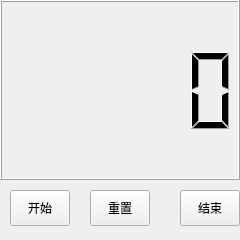
Old version of the form Project/countdowntimer.ui in the repository haiweng05/QtProject.
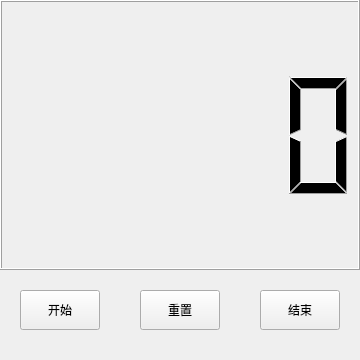
New version of the form.

What changed in the file:
```diff
--- a/Project/countdowntimer.ui
+++ b/Project/countdowntimer.ui
@@ -6,8 +6,8 @@
    <rect>
     <x>0</x>
     <y>0</y>
-    <width>240</width>
-    <height>240</height>
+    <width>360</width>
+    <height>360</height>
    </rect>
   </property>
   <property name="windowTitle">
@@ -18,18 +18,18 @@
     <rect>
      <x>0</x>
      <y>0</y>
-     <width>240</width>
-     <height>180</height>
+     <width>360</width>
+     <height>270</height>
     </rect>
    </property>
   </widget>
   <widget class="QPushButton" name="Start">
    <property name="geometry">
     <rect>
-     <x>10</x>
-     <y>190</y>
-     <width>60</width>
-     <height>36</height>
+     <x>20</x>
+     <y>290</y>
+     <width>80</width>
+     <height>40</height>
     </rect>
    </property>
    <property name="text">
@@ -39,10 +39,10 @@
   <widget class="QPushButton" name="Reset">
    <property name="geometry">
     <rect>
-     <x>90</x>
-     <y>190</y>
-     <width>60</width>
-     <height>36</height>
+     <x>140</x>
+     <y>290</y>
+     <width>80</width>
+     <height>40</height>
     </rect>
    </property>
    <property name="text">
@@ -52,10 +52,10 @@
   <widget class="QPushButton" name="End">
    <property name="geometry">
     <rect>
-     <x>180</x>
-     <y>190</y>
-     <width>60</width>
-     <height>36</height>
+     <x>260</x>
+     <y>290</y>
+     <width>80</width>
+     <height>40</height>
     </rect>
    </property>
    <property name="text">
```
